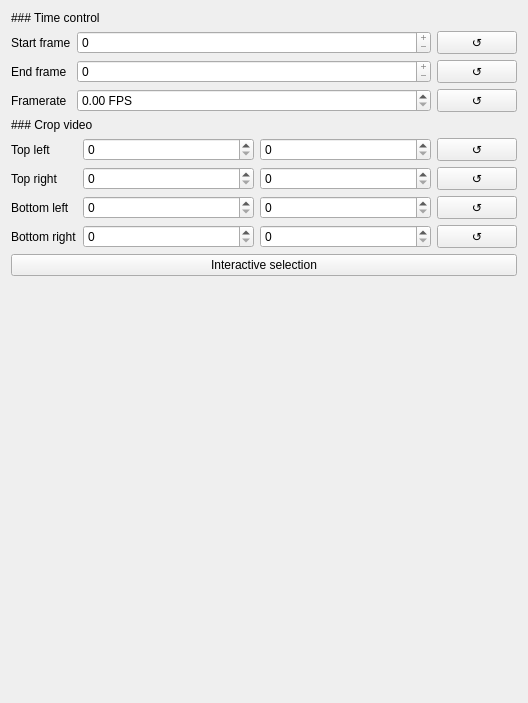
Old version of the form src/tacty/ui/forms/calibration.ui in the repository TactileLibrary/tacty.
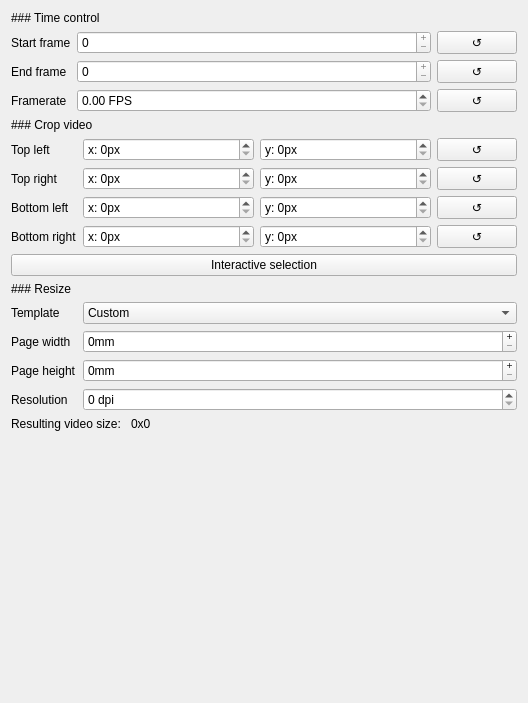
New version of the form.

Commit message: resize functionality

What changed in the file:
```diff
--- a/src/tacty/ui/forms/calibration.ui
+++ b/src/tacty/ui/forms/calibration.ui
@@ -216,6 +216,12 @@
            <verstretch>0</verstretch>
           </sizepolicy>
          </property>
+         <property name="suffix">
+          <string>px</string>
+         </property>
+         <property name="prefix">
+          <string>x: </string>
+         </property>
         </widget>
        </item>
        <item>
@@ -226,6 +232,12 @@
            <verstretch>0</verstretch>
           </sizepolicy>
          </property>
+         <property name="suffix">
+          <string>px</string>
+         </property>
+         <property name="prefix">
+          <string>y: </string>
+         </property>
         </widget>
        </item>
        <item>
@@ -280,6 +292,12 @@
            <verstretch>0</verstretch>
           </sizepolicy>
          </property>
+         <property name="suffix">
+          <string>px</string>
+         </property>
+         <property name="prefix">
+          <string>x: </string>
+         </property>
         </widget>
        </item>
        <item>
@@ -290,6 +308,12 @@
            <verstretch>0</verstretch>
           </sizepolicy>
          </property>
+         <property name="suffix">
+          <string>px</string>
+         </property>
+         <property name="prefix">
+          <string>y: </string>
+         </property>
         </widget>
        </item>
        <item>
@@ -323,6 +347,12 @@
            <verstretch>0</verstretch>
           </sizepolicy>
          </property>
+         <property name="suffix">
+          <string>px</string>
+         </property>
+         <property name="prefix">
+          <string>x: </string>
+         </property>
         </widget>
        </item>
        <item>
@@ -333,6 +363,12 @@
            <verstretch>0</verstretch>
           </sizepolicy>
          </property>
+         <property name="suffix">
+          <string>px</string>
+         </property>
+         <property name="prefix">
+          <string>y: </string>
+         </property>
         </widget>
        </item>
        <item>
@@ -366,6 +402,12 @@
            <verstretch>0</verstretch>
           </sizepolicy>
          </property>
+         <property name="suffix">
+          <string>px</string>
+         </property>
+         <property name="prefix">
+          <string>x: </string>
+         </property>
         </widget>
        </item>
        <item>
@@ -376,6 +418,12 @@
            <verstretch>0</verstretch>
           </sizepolicy>
          </property>
+         <property name="suffix">
+          <string>px</string>
+         </property>
+         <property name="prefix">
+          <string>y: </string>
+         </property>
         </widget>
        </item>
        <item>
@@ -408,6 +456,159 @@
      </property>
     </widget>
    </item>
+   <item>
+    <widget class="QLabel" name="resizeLabel">
+     <property name="text">
+      <string>### Resize</string>
+     </property>
+     <property name="textFormat">
+      <enum>Qt::TextFormat::MarkdownText</enum>
+     </property>
+    </widget>
+   </item>
+   <item>
+    <layout class="QFormLayout" name="resizeForm">
+     <item row="0" column="0">
+      <widget class="QLabel" name="pageTemplateLabel">
+       <property name="text">
+        <string>Template</string>
+       </property>
+      </widget>
+     </item>
+     <item row="0" column="1">
+      <widget class="QComboBox" name="pageTemplate">
+       <item>
+        <property name="text">
+         <string extracomment="custom">Custom</string>
+        </property>
+       </item>
+      </widget>
+     </item>
+     <item row="1" column="0">
+      <widget class="QLabel" name="pageWidthLabel">
+       <property name="text">
+        <string>Page width</string>
+       </property>
+      </widget>
+     </item>
+     <item row="1" column="1">
+      <widget class="QSpinBox" name="pageWidth">
+       <property name="sizePolicy">
+        <sizepolicy hsizetype="Expanding" vsizetype="Fixed">
+         <horstretch>0</horstretch>
+         <verstretch>0</verstretch>
+        </sizepolicy>
+       </property>
+       <property name="frame">
+        <bool>true</bool>
+       </property>
+       <property name="buttonSymbols">
+        <enum>QAbstractSpinBox::ButtonSymbols::PlusMinus</enum>
+       </property>
+       <property name="specialValueText">
+        <string/>
+       </property>
+       <property name="accelerated">
+        <bool>false</bool>
+       </property>
+       <property name="showGroupSeparator" stdset="0">
+        <bool>false</bool>
+       </property>
+       <property name="suffix">
+        <string>mm</string>
+       </property>
+       <property name="minimum">
+        <number>0</number>
+       </property>
+       <property name="maximum">
+        <number>2000</number>
+       </property>
+       <property name="value">
+        <number>0</number>
+       </property>
+      </widget>
+     </item>
+     <item row="2" column="0">
+      <widget class="QLabel" name="pageHeightLabel">
+       <property name="text">
+        <string>Page height</string>
+       </property>
+      </widget>
+     </item>
+     <item row="2" column="1">
+      <widget class="QSpinBox" name="pageHeight">
+       <property name="sizePolicy">
+        <sizepolicy hsizetype="Expanding" vsizetype="Fixed">
+         <horstretch>0</horstretch>
+         <verstretch>0</verstretch>
+        </sizepolicy>
+       </property>
+       <property name="frame">
+        <bool>true</bool>
+       </property>
+       <property name="buttonSymbols">
+        <enum>QAbstractSpinBox::ButtonSymbols::PlusMinus</enum>
+       </property>
+       <property name="specialValueText">
+        <string/>
+       </property>
+       <property name="accelerated">
+        <bool>false</bool>
+       </property>
+       <property name="showGroupSeparator" stdset="0">
+        <bool>false</bool>
+       </property>
+       <property name="suffix">
+        <string>mm</string>
+       </property>
+       <property name="maximum">
+        <number>2000</number>
+       </property>
+      </widget>
+     </item>
+     <item row="3" column="0">
+      <widget class="QLabel" name="resolutionLabel">
+       <property name="text">
+        <string>Resolution</string>
+       </property>
+      </widget>
+     </item>
+     <item row="3" column="1">
+      <widget class="QSpinBox" name="resolution">
+       <property name="suffix">
+        <string> dpi</string>
+       </property>
+       <property name="maximum">
+        <number>300</number>
+       </property>
+      </widget>
+     </item>
+    </layout>
+   </item>
+   <item>
+    <layout class="QHBoxLayout" name="horizontalLayout_8">
+     <item>
+      <widget class="QLabel" name="resultingSizeLabel">
+       <property name="text">
+        <string>Resulting video size: </string>
+       </property>
+      </widget>
+     </item>
+     <item>
+      <widget class="QLabel" name="resultingSize">
+       <property name="sizePolicy">
+        <sizepolicy hsizetype="Expanding" vsizetype="Preferred">
+         <horstretch>0</horstretch>
+         <verstretch>0</verstretch>
+        </sizepolicy>
+       </property>
+       <property name="text">
+        <string>0x0</string>
+       </property>
+      </widget>
+     </item>
+    </layout>
+   </item>
    <item>
     <spacer name="verticalSpacer">
      <property name="orientation">
```
The commit also changes 6 other files.
